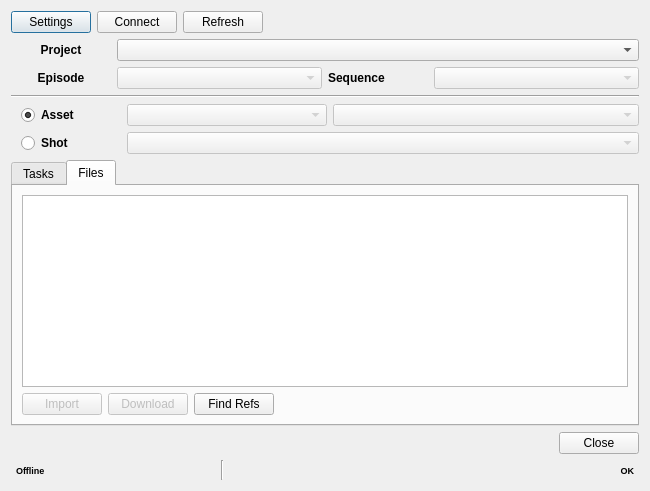
First picture: the form in module/wildchildanimation/gui/forms/maya/form.ui, repository dearyangyu/swing, before the edit.
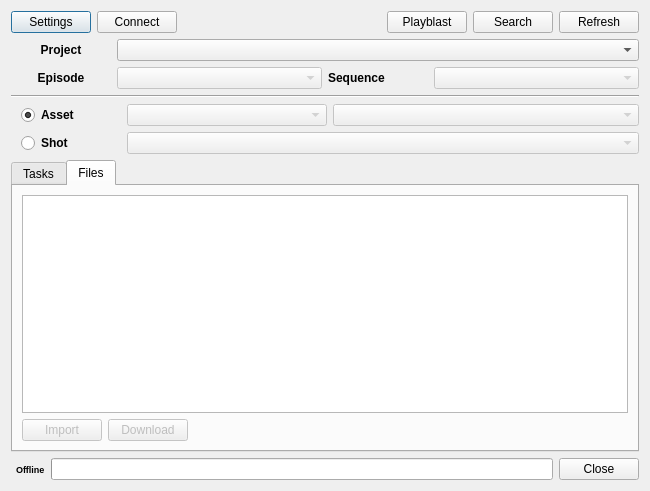
Second picture: the form after the edit. The open tabs and pages were chosen to show the change.

Diff of the .ui file:
```diff
--- a/module/wildchildanimation/gui/forms/maya/form.ui
+++ b/module/wildchildanimation/gui/forms/maya/form.ui
@@ -36,6 +36,39 @@
        </property>
       </widget>
      </item>
+     <item>
+      <spacer name="horizontalSpacer_4">
+       <property name="orientation">
+        <enum>Qt::Horizontal</enum>
+       </property>
+       <property name="sizeHint" stdset="0">
+        <size>
+         <width>40</width>
+         <height>20</height>
+        </size>
+       </property>
+      </spacer>
+     </item>
+     <item>
+      <widget class="QPushButton" name="pushButtonPlayblast">
+       <property name="text">
+        <string>Playblast</string>
+       </property>
+       <property name="shortcut">
+        <string>F8</string>
+       </property>
+      </widget>
+     </item>
+     <item>
+      <widget class="QPushButton" name="pushButtonSearchFiles">
+       <property name="text">
+        <string>Search</string>
+       </property>
+       <property name="shortcut">
+        <string>F3</string>
+       </property>
+      </widget>
+     </item>
      <item>
       <widget class="QPushButton" name="pushButtonRefresh">
        <property name="text">
@@ -46,19 +79,6 @@
        </property>
       </widget>
      </item>
-     <item>
-      <spacer name="horizontalSpacer">
-       <property name="orientation">
-        <enum>Qt::Horizontal</enum>
-       </property>
-       <property name="sizeHint" stdset="0">
-        <size>
-         <width>40</width>
-         <height>20</height>
-        </size>
-       </property>
-      </spacer>
-     </item>
     </layout>
    </item>
    <item>
@@ -422,13 +442,6 @@
                </property>
               </widget>
              </item>
-             <item>
-              <widget class="QPushButton" name="pushButtonPlayblast">
-               <property name="text">
-                <string>Playblast</string>
-               </property>
-              </widget>
-             </item>
              <item>
               <widget class="QPushButton" name="pushButtonPublish">
                <property name="enabled">
@@ -499,13 +512,6 @@
                </property>
               </widget>
              </item>
-             <item>
-              <widget class="QPushButton" name="pushButtonFindRefs">
-               <property name="text">
-                <string>Find Refs</string>
-               </property>
-              </widget>
-             </item>
              <item>
               <spacer name="horizontalSpacer_3">
                <property name="orientation">
@@ -529,36 +535,12 @@
      </item>
     </layout>
    </item>
-   <item>
-    <layout class="QHBoxLayout" name="horizontalLayoutButtons">
-     <item>
-      <spacer name="horizontalSpacerButton">
-       <property name="orientation">
-        <enum>Qt::Horizontal</enum>
-       </property>
-       <property name="sizeHint" stdset="0">
-        <size>
-         <width>40</width>
-         <height>20</height>
-        </size>
-       </property>
-      </spacer>
-     </item>
-     <item>
-      <widget class="QPushButton" name="pushButtonClose">
-       <property name="text">
-        <string>Close</string>
-       </property>
-      </widget>
-     </item>
-    </layout>
-   </item>
    <item>
     <layout class="QHBoxLayout" name="horizontalLayoutStatus">
      <item>
       <widget class="QLabel" name="labelConnection">
        <property name="sizePolicy">
-        <sizepolicy hsizetype="MinimumExpanding" vsizetype="Preferred">
+        <sizepolicy hsizetype="Minimum" vsizetype="Preferred">
          <horstretch>0</horstretch>
          <verstretch>0</verstretch>
         </sizepolicy>
@@ -588,57 +570,25 @@
       </widget>
      </item>
      <item>
-      <widget class="Line" name="line_2">
-       <property name="orientation">
-        <enum>Qt::Vertical</enum>
-       </property>
-      </widget>
-     </item>
-     <item>
-      <spacer name="horizontalSpacerStatus">
-       <property name="orientation">
-        <enum>Qt::Horizontal</enum>
-       </property>
-       <property name="sizeHint" stdset="0">
-        <size>
-         <width>40</width>
-         <height>20</height>
-        </size>
-       </property>
-      </spacer>
-     </item>
-     <item>
-      <widget class="QLabel" name="labelMessage">
+      <widget class="QProgressBar" name="progressBar">
        <property name="sizePolicy">
-        <sizepolicy hsizetype="MinimumExpanding" vsizetype="Preferred">
+        <sizepolicy hsizetype="Expanding" vsizetype="Fixed">
          <horstretch>0</horstretch>
          <verstretch>0</verstretch>
         </sizepolicy>
        </property>
-       <property name="font">
-        <font>
-         <pointsize>7</pointsize>
-         <weight>75</weight>
-         <bold>true</bold>
-        </font>
-       </property>
-       <property name="frameShape">
-        <enum>QFrame::NoFrame</enum>
-       </property>
-       <property name="lineWidth">
-        <number>0</number>
-       </property>
-       <property name="text">
-        <string>OK</string>
-       </property>
-       <property name="alignment">
-        <set>Qt::AlignRight|Qt::AlignTrailing|Qt::AlignVCenter</set>
-       </property>
-       <property name="margin">
+       <property name="maximum">
         <number>1</number>
        </property>
-       <property name="indent">
-        <number>5</number>
+       <property name="value">
+        <number>-1</number>
+       </property>
+      </widget>
+     </item>
+     <item>
+      <widget class="QPushButton" name="pushButtonClose">
+       <property name="text">
+        <string>Close</string>
        </property>
       </widget>
      </item>
```
Left out of the diff: 2 changed lines with no effect on the pictures.
